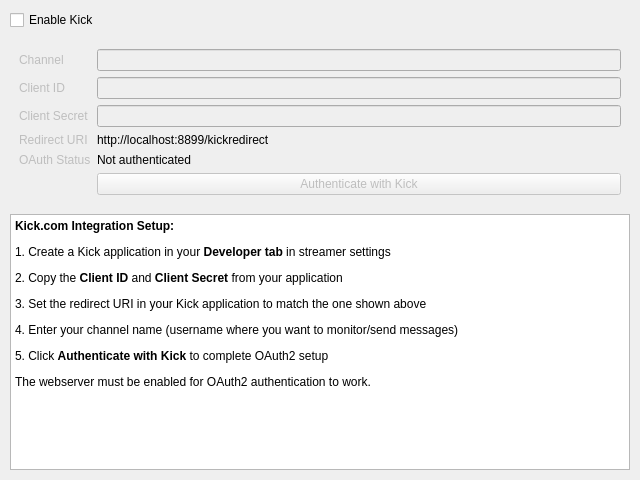
First picture: the form in nowplaying/resources/ui/kick.ui, repository whatsnowplaying/whats-now-playing, before the edit.
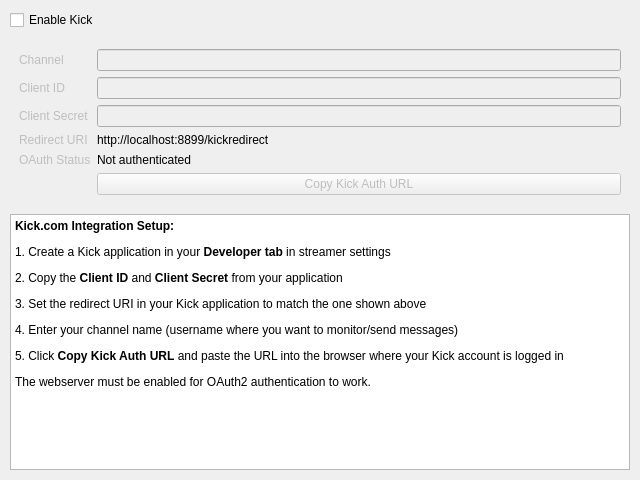
Second picture: the form after the edit.

Commit message:
Kick settings: copy auth URL instead of opening a browser
The default browser is not always the one logged in to the right Kick
account. Like Twitch, the authenticate button now puts the
get_auth_url() result on the clipboard for the user to paste where they
choose. That call stores PKCE verifier and state in config, where the
webserver's /kickredirect handler reads them, and sets the redirect URI
from the webserver port, so the form-derived redirect is dropped. The
button stays enabled so the URL can be copied again, and is now
labelled "Copy Kick Auth URL" in every auth state.

```diff
--- a/nowplaying/resources/ui/kick.ui
+++ b/nowplaying/resources/ui/kick.ui
@@ -133,7 +133,7 @@
          <bool>false</bool>
         </property>
         <property name="text">
-         <string>Authenticate with Kick</string>
+         <string>Copy Kick Auth URL</string>
         </property>
        </widget>
       </item>
@@ -161,7 +161,7 @@
 &lt;p style=&quot;margin-top:12px; margin-bottom:12px; margin-left:0px; margin-right:0px; -qt-block-indent:0; text-indent:0px&quot;&gt;2. Copy the &lt;span style=&quot;font-weight: 700&quot;&gt;Client ID&lt;/span&gt; and &lt;span style=&quot;font-weight: 700&quot;&gt;Client Secret&lt;/span&gt; from your application&lt;/p&gt;
 &lt;p style=&quot;margin-top:12px; margin-bottom:12px; margin-left:0px; margin-right:0px; -qt-block-indent:0; text-indent:0px&quot;&gt;3. Set the redirect URI in your Kick application to match the one shown above&lt;/p&gt;
 &lt;p style=&quot;margin-top:12px; margin-bottom:12px; margin-left:0px; margin-right:0px; -qt-block-indent:0; text-indent:0px&quot;&gt;4. Enter your channel name (username where you want to monitor/send messages)&lt;/p&gt;
-&lt;p style=&quot;margin-top:12px; margin-bottom:12px; margin-left:0px; margin-right:0px; -qt-block-indent:0; text-indent:0px&quot;&gt;5. Click &lt;span style=&quot;font-weight: 700&quot;&gt;Authenticate with Kick&lt;/span&gt; to complete OAuth2 setup&lt;/p&gt;
+&lt;p style=&quot;margin-top:12px; margin-bottom:12px; margin-left:0px; margin-right:0px; -qt-block-indent:0; text-indent:0px&quot;&gt;5. Click &lt;span style=&quot;font-weight: 700&quot;&gt;Copy Kick Auth URL&lt;/span&gt; and paste the URL into the browser where your Kick account is logged in&lt;/p&gt;
 &lt;p style=&quot;margin-top:12px; margin-bottom:12px; margin-left:0px; margin-right:0px; -qt-block-indent:0; text-indent:0px&quot;&gt;The webserver must be enabled for OAuth2 authentication to work.&lt;/p&gt;&lt;/body&gt;&lt;/html&gt;</string>
      </property>
     </widget>
```
The commit also changes 4 other files.
